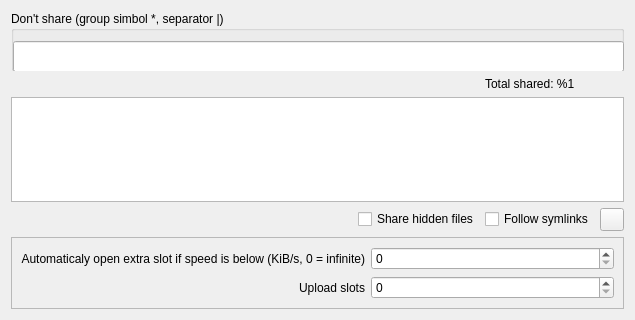
First picture: the form in eiskaltdcpp/ui/UISettingsSharing.ui, repository eiskaltdcpp/eiskaltdcpp, before the edit.
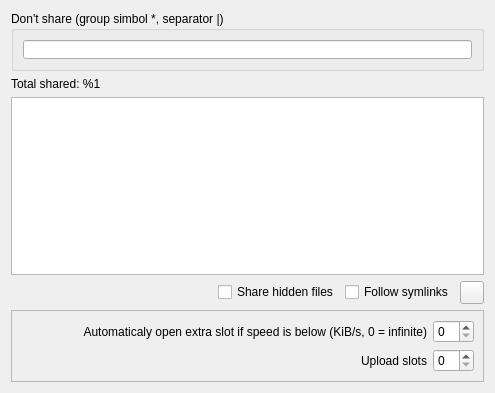
Second picture: the form after the edit.

Commit message: usability enhancement in "SettingsSharing" + translation update

What changed in the file:
```diff
--- a/eiskaltdcpp/ui/UISettingsSharing.ui
+++ b/eiskaltdcpp/ui/UISettingsSharing.ui
@@ -6,49 +6,94 @@
    <rect>
     <x>0</x>
     <y>0</y>
-    <width>635</width>
-    <height>320</height>
+    <width>495</width>
+    <height>393</height>
    </rect>
   </property>
   <property name="windowTitle">
    <string>Form</string>
   </property>
-  <layout class="QGridLayout" name="gridLayout">
-   <item row="5" column="2">
-    <widget class="QCheckBox" name="checkBox_SHAREHIDDEN">
-     <property name="text">
-      <string>Share hidden files</string>
+  <layout class="QVBoxLayout" name="verticalLayout">
+   <item>
+    <widget class="QGroupBox" name="groupBox">
+     <property name="sizePolicy">
+      <sizepolicy hsizetype="Expanding" vsizetype="Minimum">
+       <horstretch>0</horstretch>
+       <verstretch>0</verstretch>
+      </sizepolicy>
      </property>
-    </widget>
-   </item>
-   <item row="5" column="3">
-    <widget class="QCheckBox" name="checkBox_FOLLOW">
-     <property name="text">
-      <string>Follow symlinks</string>
-     </property>
-    </widget>
-   </item>
-   <item row="5" column="4">
-    <widget class="QToolButton" name="toolButton_RECREATE">
-     <property name="text">
-      <string/>
-     </property>
-    </widget>
-   </item>
-   <item row="5" column="1">
-    <spacer name="horizontalSpacer">
-     <property name="orientation">
-      <enum>Qt::Horizontal</enum>
-     </property>
-     <property name="sizeHint" stdset="0">
+     <property name="minimumSize">
       <size>
-       <width>40</width>
-       <height>20</height>
+       <width>0</width>
+       <height>60</height>
       </size>
      </property>
-    </spacer>
+     <property name="title">
+      <string>Don't share (group simbol *, separator |)</string>
+     </property>
+     <layout class="QHBoxLayout" name="horizontalLayout">
+      <item>
+       <widget class="QLineEdit" name="lineEdit_SKIPLIST">
+        <property name="sizePolicy">
+         <sizepolicy hsizetype="Expanding" vsizetype="Minimum">
+          <horstretch>0</horstretch>
+          <verstretch>0</verstretch>
+         </sizepolicy>
+        </property>
+       </widget>
+      </item>
+     </layout>
+    </widget>
    </item>
-   <item row="6" column="1" colspan="4">
+   <item>
+    <widget class="QLabel" name="label_TOTALSHARED">
+     <property name="text">
+      <string>Total shared: %1</string>
+     </property>
+    </widget>
+   </item>
+   <item>
+    <widget class="QTreeView" name="treeView"/>
+   </item>
+   <item>
+    <layout class="QHBoxLayout" name="horizontalLayout_2">
+     <item>
+      <spacer name="horizontalSpacer">
+       <property name="orientation">
+        <enum>Qt::Horizontal</enum>
+       </property>
+       <property name="sizeHint" stdset="0">
+        <size>
+         <width>40</width>
+         <height>20</height>
+        </size>
+       </property>
+      </spacer>
+     </item>
+     <item>
+      <widget class="QCheckBox" name="checkBox_SHAREHIDDEN">
+       <property name="text">
+        <string>Share hidden files</string>
+       </property>
+      </widget>
+     </item>
+     <item>
+      <widget class="QCheckBox" name="checkBox_FOLLOW">
+       <property name="text">
+        <string>Follow symlinks</string>
+       </property>
+      </widget>
+     </item>
+     <item>
+      <widget class="QToolButton" name="toolButton_RECREATE">
+       <property name="text">
+        <string/>
+       </property>
+      </widget>
+     </item>
+    </layout>
+   </item>
+   <item>
     <widget class="QFrame" name="frame">
      <property name="frameShape">
       <enum>QFrame::StyledPanel</enum>
@@ -65,16 +110,31 @@
       </item>
       <item row="0" column="0">
        <widget class="QLabel" name="label">
+        <property name="sizePolicy">
+         <sizepolicy hsizetype="Expanding" vsizetype="Preferred">
+          <horstretch>0</horstretch>
+          <verstretch>0</verstretch>
+         </sizepolicy>
+        </property>
         <property name="text">
          <string>Automaticaly open extra slot if speed is below (KiB/s, 0 = infinite)</string>
         </property>
         <property name="alignment">
          <set>Qt::AlignRight|Qt::AlignTrailing|Qt::AlignVCenter</set>
         </property>
+        <property name="wordWrap">
+         <bool>false</bool>
+        </property>
        </widget>
       </item>
       <item row="1" column="0">
        <widget class="QLabel" name="label_2">
+        <property name="sizePolicy">
+         <sizepolicy hsizetype="Expanding" vsizetype="Preferred">
+          <horstretch>0</horstretch>
+          <verstretch>0</verstretch>
+         </sizepolicy>
+        </property>
         <property name="text">
          <string>Upload slots</string>
         </property>
@@ -86,51 +146,6 @@
      </layout>
     </widget>
    </item>
-   <item row="3" column="1" colspan="4">
-    <widget class="QTreeView" name="treeView"/>
-   </item>
-   <item row="0" column="1" rowspan="2" colspan="4">
-    <widget class="QGroupBox" name="groupBox">
-     <property name="sizePolicy">
-      <sizepolicy hsizetype="Expanding" vsizetype="Fixed">
-       <horstretch>0</horstretch>
-       <verstretch>0</verstretch>
-      </sizepolicy>
-     </property>
-     <property name="minimumSize">
-      <size>
-       <width>0</width>
-       <height>60</height>
-      </size>
-     </property>
-     <property name="title">
-      <string>Don't share (group simbol *, separator |)</string>
-     </property>
-     <widget class="QLineEdit" name="lineEdit_SKIPLIST">
-      <property name="geometry">
-       <rect>
-        <x>2</x>
-        <y>30</y>
-        <width>611</width>
-        <height>31</height>
-       </rect>
-      </property>
-      <property name="sizePolicy">
-       <sizepolicy hsizetype="Expanding" vsizetype="MinimumExpanding">
-        <horstretch>0</horstretch>
-        <verstretch>0</verstretch>
-       </sizepolicy>
-      </property>
-     </widget>
-    </widget>
-   </item>
-   <item row="2" column="3">
-    <widget class="QLabel" name="label_TOTALSHARED">
-     <property name="text">
-      <string>Total shared: %1</string>
-     </property>
-    </widget>
-   </item>
   </layout>
  </widget>
  <resources/>
```
Left out of the diff: 3 changed lines with no effect on the pictures. The commit also changes 3 other files.
